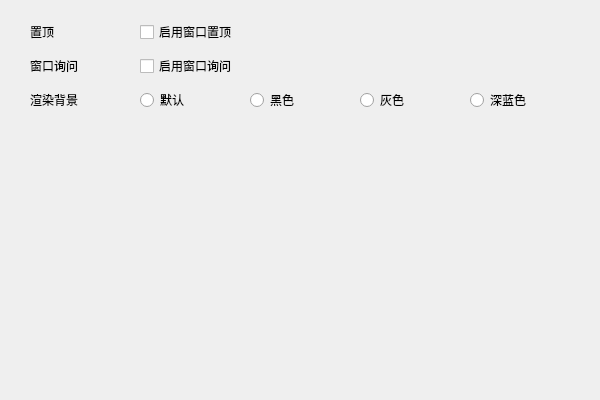
Above: CustomizeDialog/SetDialog/setdialog.ui from binghuigeng/QtHalconVTK before the change. Below: the same form after it.
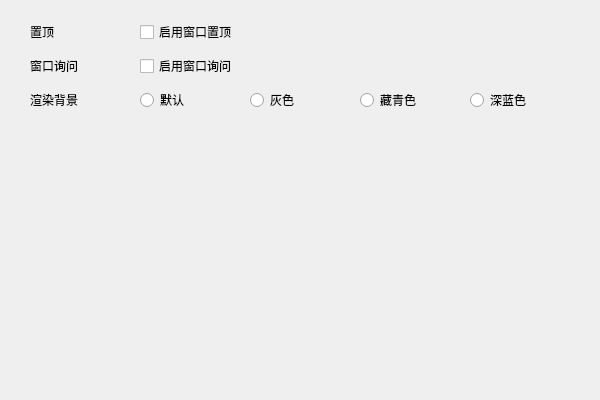
That is the form after the change.

Commit message: 修改渲染器默认背景为黑色

The edit to the form file:
```diff
--- a/CustomizeDialog/SetDialog/setdialog.ui
+++ b/CustomizeDialog/SetDialog/setdialog.ui
@@ -62,9 +62,9 @@
        </widget>
       </item>
       <item row="2" column="3">
-       <widget class="QRadioButton" name="rdoGray">
+       <widget class="QRadioButton" name="rdoNavyBlue">
         <property name="text">
-         <string>灰色</string>
+         <string>藏青色</string>
         </property>
        </widget>
       </item>
@@ -110,9 +110,9 @@
        </widget>
       </item>
       <item row="2" column="2">
-       <widget class="QRadioButton" name="rdoBlack">
+       <widget class="QRadioButton" name="rdoGray">
         <property name="text">
-         <string>黑色</string>
+         <string>灰色</string>
         </property>
        </widget>
       </item>
```
The commit also changes 5 other files.
